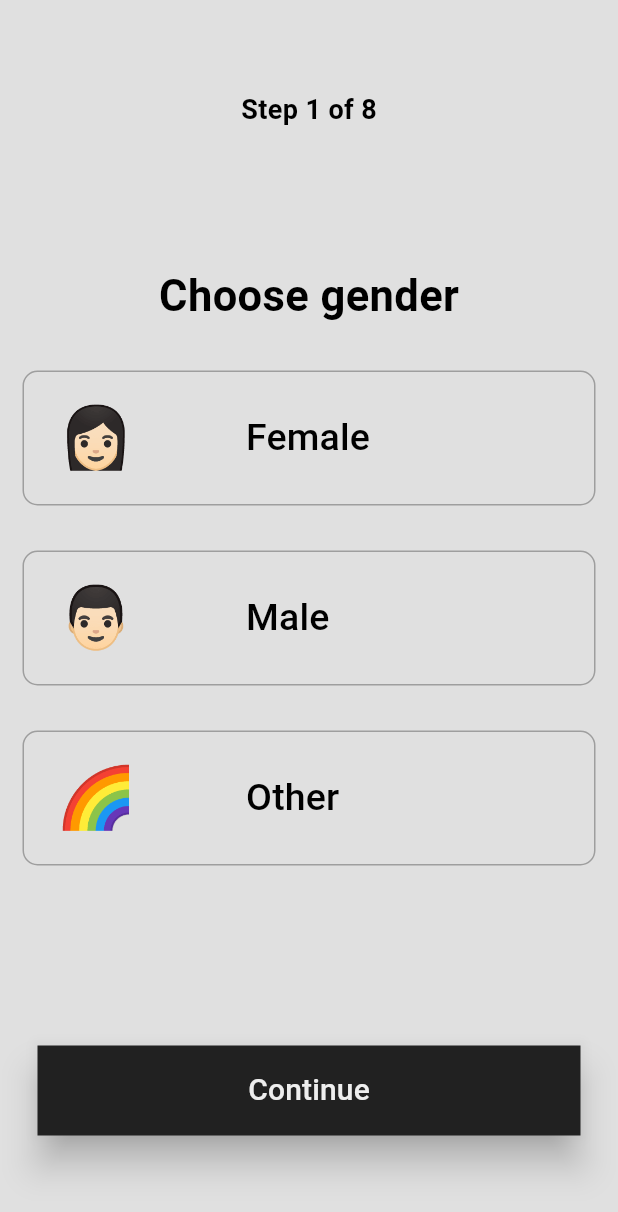
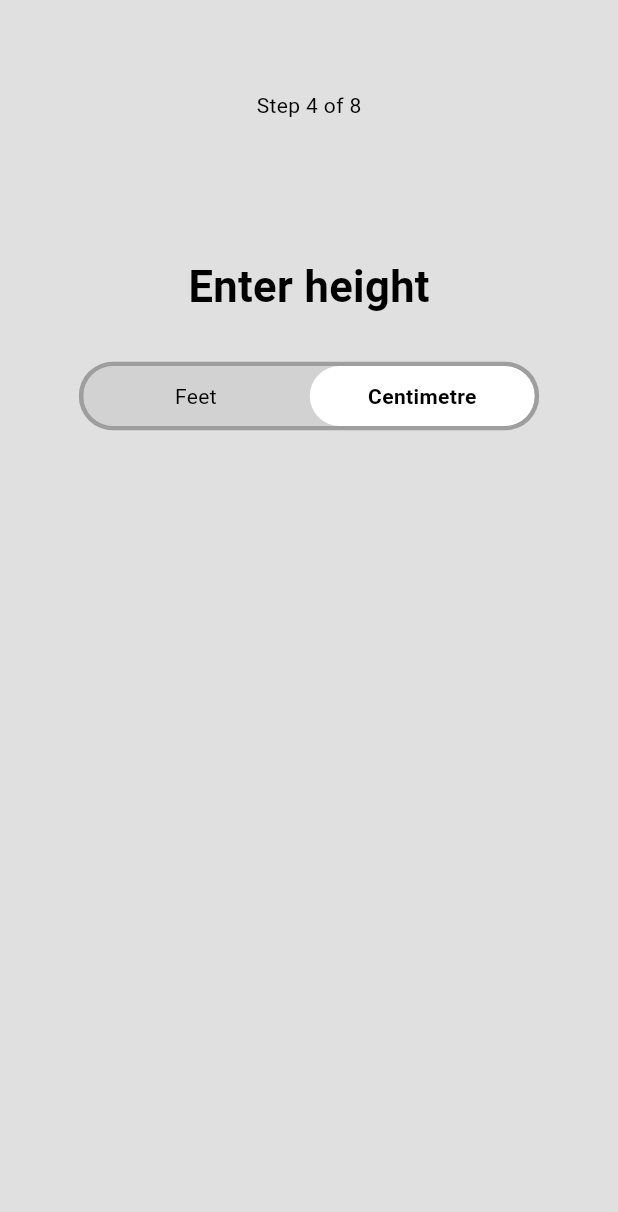
Before and after one commit to SujalKThapa/kushi_dev, a Flutter app: the screen it shows after launch, on a phone screen of 412 x 824 dp. Shown: the top 1212 px of the screen. Run offline on Flutter 3.47's test engine with Material 3 defaults, Android fonts, the phone set to English and light mode, and no system bars; drawn by our look-alikes of toggle_switch; our stand-ins replace smooth_page_indicator.

Commit message:
selectHeight basic implementation

```diff
--- a/lib/main.dart
+++ b/lib/main.dart
@@ -1,5 +1,6 @@
 
 import 'package:flutter/material.dart';
+import 'package:kushi_3/pages/selectHeight.dart';
 import 'package:kushi_3/themes/dark_mode.dart';
 import 'package:kushi_3/themes/light_mode.dart';
 
@@ -22,7 +23,7 @@ class MyApp extends StatelessWidget {
         theme: lightMode,
         darkTheme: darkMode,
 
-      home: const SelectGender(),
+      home: const SelectHeight(),
     );
   }
 }
--- a/lib/pages/selectGender.dart
+++ b/lib/pages/selectGender.dart
@@ -1,8 +1,6 @@
 import 'package:flutter/material.dart';
 import 'package:kushi_3/components/optionButton.dart';
 import 'package:kushi_3/components/mybutton.dart';
-import '';
-
 
 class SelectGender extends StatefulWidget {
   const SelectGender({super.key});
--- /dev/null
+++ b/lib/pages/selectHeight.dart
@@ -0,0 +1,72 @@
+import 'package:flutter/material.dart';
+import 'package:toggle_switch/toggle_switch.dart';
+
+
+class SelectHeight extends StatefulWidget{
+  const SelectHeight({super.key});
+
+  @override
+  State<StatefulWidget> createState() => selectHeightState();
+}
+
+class selectHeightState extends State<SelectHeight> {
+  var btnStyle1 =  const TextStyle(
+      color: Colors.black
+  );
+  var btnStyle2 = const TextStyle(
+      color: Colors.black,
+      fontWeight: FontWeight.w600,
+  );
+  var labels = ['Feet', 'Centimetre'];
+  var heightUnit = "cm";
+  @override
+  Widget build(BuildContext context) {
+    return Scaffold(
+      resizeToAvoidBottomInset: false,
+      backgroundColor: Theme
+          .of(context)
+          .colorScheme
+          .background,
+      body: Center(
+        child: Column(
+          mainAxisAlignment: MainAxisAlignment.start,
+          children: [
+            const SizedBox(height: 60,),
+            const Text("Step 4 of 8"),
+            const SizedBox(height: 90,),
+            const Text("Enter height", style: TextStyle(
+              fontWeight: FontWeight.bold,
+              color: Colors.black,
+              fontSize: 29,
+            ),),
+            const SizedBox(height: 30,),
+            ToggleSwitch(
+              minWidth: 150.0,
+              initialLabelIndex: 1,
+              cornerRadius: 30.0,
+              radiusStyle: true,
+              activeBgColor: [Colors.white],
+              customTextStyles:  [
+                btnStyle1,
+                btnStyle2
+              ],
+              borderColor: const [Colors.grey],
+              inactiveBgColor: Colors.white54,
+              inactiveFgColor: Colors.grey,
+              totalSwitches: 2,
+              labels: labels,
+              onToggle: (index) {
+                if (index != null) {
+                  setState(() {
+                    heightUnit = labels[index];
+                    print(heightUnit);
+                  });
+                }
+              }
+            ),
+          ],
+        ),
+      )
+    );
+  }
+}
--- a/pubspec.yaml
+++ b/pubspec.yaml
@@ -37,6 +37,7 @@ dependencies:
   cupertino_icons: ^1.0.6
   smooth_page_indicator: ^1.1.0
   flutter_svg: ^0.22.0
+  toggle_switch: ^2.1.0
 
 dev_dependencies:
   flutter_test:
```
Also changed, not shown: pubspec.lock.
